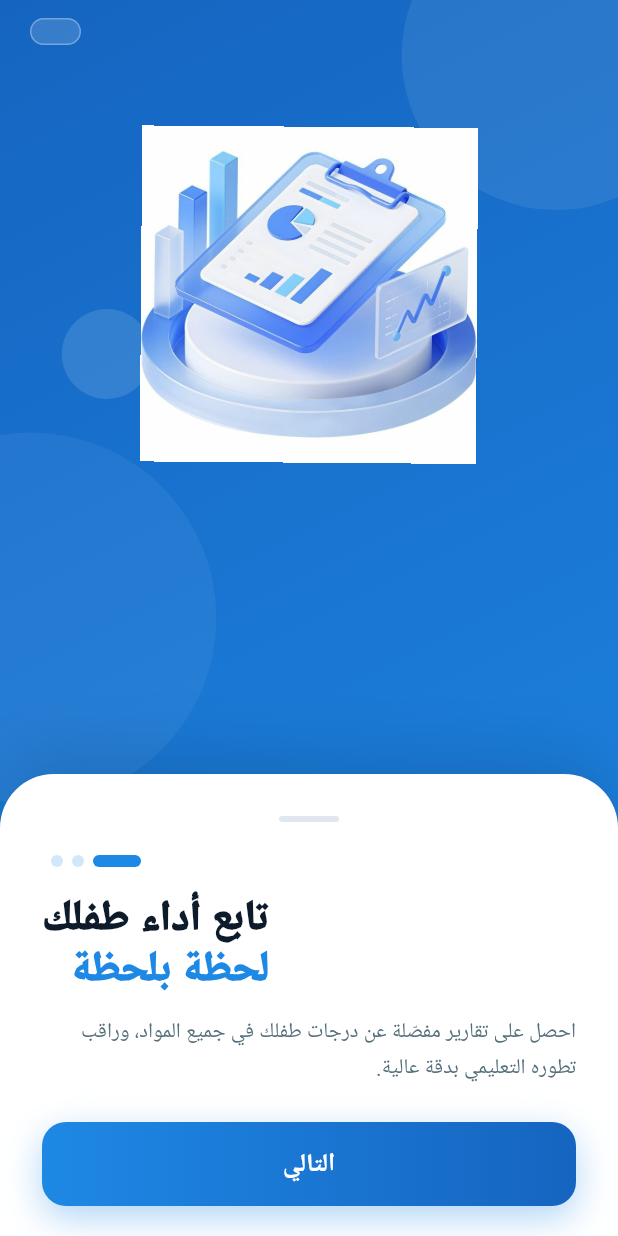
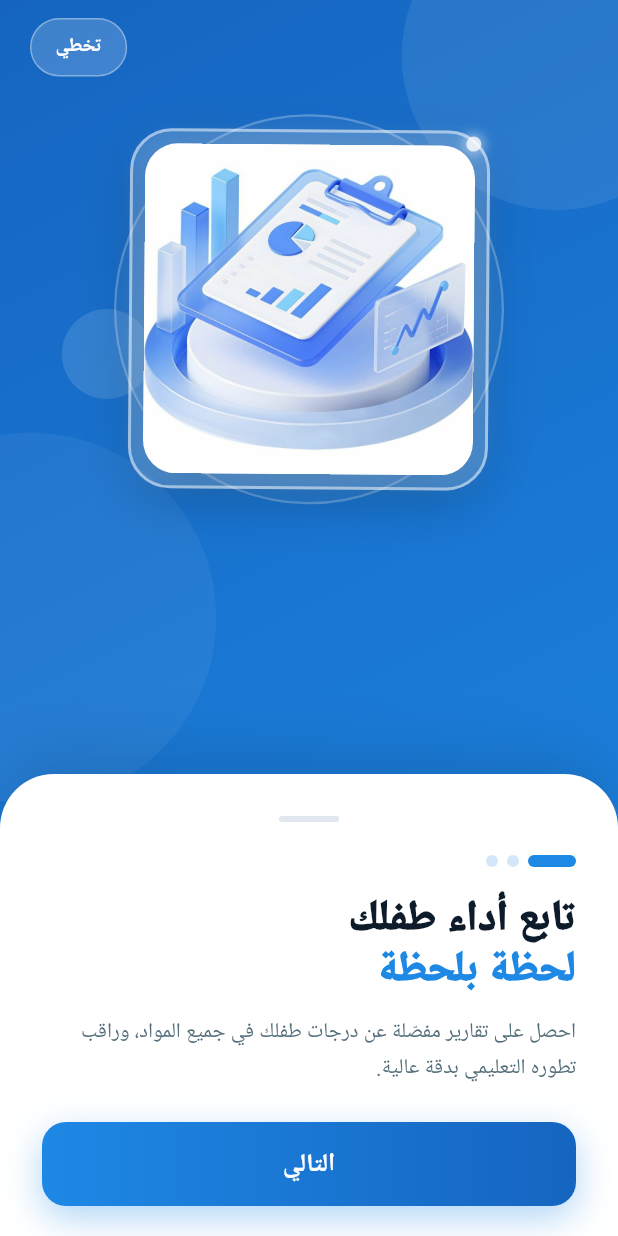
Before and after one commit to amjedessam/parent_app, a Flutter app: the screen it shows after launch, on a phone screen of 412 x 824 dp. Run offline on Flutter 3.47's test engine with Material 3 defaults, Android fonts, the phone set to English and light mode, and no system bars; our stand-ins replace fl_chart, flutter_staggered_animations, get, get_storage, pdf, printing and 2 more; accounts and stored records are empty; Roboto replaces fonts that are missing (Cairo).

Commit message:
اخر اصدار

```diff
--- a/lib/modules/parent/views/onboarding_screen.dart
+++ b/lib/modules/parent/views/onboarding_screen.dart
@@ -5,38 +5,31 @@ import 'package:get/get.dart';
 import 'package:get_storage/get_storage.dart';
 import 'package:parent/routes/app_routes.dart';
 
+// ══════════════════════════════════════════════════════════════════
+//  CONSTANTS
+// ══════════════════════════════════════════════════════════════════
+
 class _Constants {
-  // Animation Durations
   static const transitionDuration = Duration(milliseconds: 700);
   static const pageChangeDuration = Duration(milliseconds: 300);
   static const backgroundChangeDuration = Duration(milliseconds: 500);
   static const floatDuration = Duration(seconds: 3);
   static const particleDuration = Duration(seconds: 8);
 
-  // Animation Values
   static const double cardSlideOffset = 80.0;
   static const double cardInitialScale = 0.92;
 
-  // Icon
   static const double iconSize = 140.0;
-  static const double iconBorderRadius = 32.0;
-  static const double emojiFontSize = 70.0; // محسّن من 120
   static const double iconFloatRange = 8.0;
   static const double iconRotateRange = 0.03;
 
-  // Chip
-  static const double chipFloatRange = 6.0;
-  static const double chipBorderRadius = 20.0;
-
-  // Card
   static const double cardBorderRadius = 36.0;
   static const double handleWidth = 40.0;
   static const double handleHeight = 4.0;
   static const double buttonHeight = 56.0;
   static const double buttonBorderRadius = 16.0;
 
-  // Particles
-  static const int particleCount = 15; // محسّن من 20
+  static const int particleCount = 15;
   static const double particleOpacity = 0.07;
 }
 
@@ -79,12 +72,6 @@ class _Theme {
     fontSize: 13,
     fontWeight: FontWeight.w600,
   );
-
-  static const chipTextStyle = TextStyle(
-    fontFamily: 'Cairo',
-    fontSize: 12,
-    fontWeight: FontWeight.w700,
-  );
 }
 
 // ══════════════════════════════════════════════════════════════════
@@ -92,7 +79,7 @@ class _Theme {
 // ══════════════════════════════════════════════════════════════════
 
 class _PageModel {
-  final String imagePath; // مسار الصورة بدل الـ emoji
+  final String imagePath;
   final String title;
   final String subtitle;
   final String description;
@@ -125,17 +112,14 @@ class _OnboardingScreenState extends State<OnboardingScreen>
   int _page = 0;
   final _pageCtrl = PageController();
 
-  // ── محسّن: 3 Controllers بدلاً من 5 ───────────────────────────
-  late AnimationController _transitionCtrl; // card transition
-  late AnimationController _floatCtrl; // floating elements
-  late AnimationController _particleCtrl; // particles
+  late AnimationController _transitionCtrl;
+  late AnimationController _floatCtrl;
+  late AnimationController _particleCtrl;
 
-  // ── Animations ─────────────────────────────────────────────────
   late Animation<double> _cardSlide;
   late Animation<double> _cardFade;
   late Animation<double> _cardScale;
 
-  // ── الصفحات ───────────────────────────────────────────────────
   static const _pages = [
     _PageModel(
       imagePath: 'assets/images/onboarding_1.png',
@@ -143,7 +127,6 @@ class _OnboardingScreenState extends State<OnboardingScreen>
       subtitle: 'لحظة بلحظة',
       description:
           'احصل على تقارير مفصّلة عن درجات طفلك في جميع المواد، وراقب تطوره التعليمي بدقة عالية.',
-
       gradient: [Color(0xFF1565C0), Color(0xFF1E88E5)],
       chipColor: Color(0xFF1E88E5),
     ),
@@ -153,7 +136,6 @@ class _OnboardingScreenState extends State<OnboardingScreen>
       subtitle: 'في كل وقت',
       description:
           'إشعارات فورية عند تسجيل غياب طفلك، مع سجل شهري تفصيلي لجميع أيام الدراسة.',
-
       gradient: [Color(0xFF0D47A1), Color(0xFF1976D2)],
       chipColor: Color(0xFF1976D2),
     ),
@@ -163,7 +145,6 @@ class _OnboardingScreenState extends State<OnboardingScreen>
       subtitle: 'مع المدرسة',
       description:
           'راسل إدارة المدرسة مباشرة واستقبل تقارير يومية عن سلوك طفلك ومشاركته في الفصل.',
-
       gradient: [Color(0xFF1976D2), Color(0xFF2196F3)],
       chipColor: Color(0xFF2196F3),
     ),
@@ -187,7 +168,6 @@ class _OnboardingScreenState extends State<OnboardingScreen>
   }
 
   void _initAnimations() {
-    // ── Card Transition (محسّن: دمج slide + fade + scale) ───────
     _transitionCtrl = AnimationController(
       vsync: this,
       duration: _Constants.transitionDuration,
@@ -208,13 +188,11 @@ class _OnboardingScreenState extends State<OnboardingScreen>
       CurvedAnimation(parent: _transitionCtrl, curve: Curves.easeOutQuart),
     );
 
-    // ── Floating Elements ──────────────────────────────────────
     _floatCtrl = AnimationController(
       vsync: this,
       duration: _Constants.floatDuration,
     )..repeat(reverse: true);
 
-    // ── Particles ──────────────────────────────────────────────
     _particleCtrl = AnimationController(
       vsync: this,
       duration: _Constants.particleDuration,
@@ -230,10 +208,8 @@ class _OnboardingScreenState extends State<OnboardingScreen>
     super.dispose();
   }
 
-  // ── Navigation (محسّن: مع Haptic feedback) ────────────────────
   void _next() {
-    HapticFeedback.lightImpact(); // ✅ جديد
-
+    HapticFeedback.lightImpact();
     if (_page < _pages.length - 1) {
       _transitionCtrl.reverse().then((_) {
         _pageCtrl.nextPage(
@@ -247,7 +223,7 @@ class _OnboardingScreenState extends State<OnboardingScreen>
   }
 
   void _skip() {
-    HapticFeedback.mediumImpact(); // ✅ جديد
+    HapticFeedback.mediumImpact();
     _finishOnboarding();
   }
 
@@ -259,14 +235,12 @@ class _OnboardingScreenState extends State<OnboardingScreen>
   void _onPageChanged(int p) {
     setState(() => _page = p);
     _transitionCtrl.forward(from: 0);
-    HapticFeedback.selectionClick(); // ✅ جديد
+    HapticFeedback.selectionClick();
   }
 
-  // ── Jump to page (✅ جديد: للنقاط التفاعلية) ────────────────
   void _jumpToPage(int index) {
     if (index == _page) return;
     HapticFeedback.lightImpact();
-
     _transitionCtrl.reverse().then((_) {
       _pageCtrl.animateToPage(
         index,
@@ -280,14 +254,18 @@ class _OnboardingScreenState extends State<OnboardingScreen>
   Widget build(BuildContext context) {
     final size = MediaQuery.of(context).size;
     final page = _pages[_page];
+    final isLast = _page == _pages.length - 1;
 
-    return Scaffold(
+    // ✅ Directionality RTL يغطي كامل الشاشة
+    return Directionality(
+      textDirection: TextDirection.rtl,
+      child: Scaffold(
         body: GestureDetector(
-        // ✅ جديد: Swipe Support
           onHorizontalDragEnd: (details) {
-          if (details.primaryVelocity! < -500 && _page < _pages.length - 1) {
+            // ✅ RTL: سحب يمين = التالي، سحب يسار = السابق
+            if (details.primaryVelocity! > 500 && _page < _pages.length - 1) {
               _next();
-          } else if (details.primaryVelocity! > 500 && _page > 0) {
+            } else if (details.primaryVelocity! < -500 && _page > 0) {
               _transitionCtrl.reverse().then((_) {
                 _pageCtrl.previousPage(
                   duration: _Constants.pageChangeDuration,
@@ -308,7 +286,7 @@ class _OnboardingScreenState extends State<OnboardingScreen>
             ),
             child: Stack(
               children: [
-              // ── Particles (محسّن: مع RepaintBoundary) ──────────
+                // ── Particles ──────────────────────────────────
                 Positioned.fill(
                   child: RepaintBoundary(
                     child: AnimatedBuilder(
@@ -320,13 +298,10 @@ class _OnboardingScreenState extends State<OnboardingScreen>
                   ),
                 ),
 
-              // ── Decorative Circles ─────────────────────────────
+                // ── Decorative Circles ──────────────────────────
                 _buildDecorativeCircles(size),
 
-              // ── Skip Button ────────────────────────────────────
-              _buildSkipButton(context),
-
-              // ── Main Content ───────────────────────────────────
+                // ── الصورة ──────────────────────────────────────
                 Positioned.fill(
                   child: PageView.builder(
                     controller: _pageCtrl,
@@ -337,7 +312,7 @@ class _OnboardingScreenState extends State<OnboardingScreen>
                   ),
                 ),
 
-              // ── Bottom Card ────────────────────────────────────
+                // ── البطاقة السفلية ──────────────────────────────
                 Positioned(
                   bottom: 0,
                   left: 0,
@@ -357,17 +332,24 @@ class _OnboardingScreenState extends State<OnboardingScreen>
                     ),
                   ),
                 ),
+
+                // ✅ زر التخطي — يظهر فقط في الصفحات غير الأخيرة
+                if (!isLast) _buildSkipButton(context),
               ],
+            ),
           ),
         ),
       ),
     );
   }
 
-  // ── Skip Button (محسّن: مع Semantics) ──────────────────────────
+  // ══════════════════════════════════════════════════════════════════
+  //  زر التخطي — مُصلح مع نص
+  // ══════════════════════════════════════════════════════════════════
   Widget _buildSkipButton(BuildContext context) {
     return Positioned(
       top: MediaQuery.of(context).padding.top + 12,
+      // في Directionality RTL، left = الجانب الأيسر المرئي
       left: 20,
       child: Semantics(
         label: 'تخطي مقدمة التطبيق',
@@ -380,13 +362,15 @@ class _OnboardingScreenState extends State<OnboardingScreen>
             child: Container(
               padding: const EdgeInsets.symmetric(horizontal: 16, vertical: 8),
               decoration: BoxDecoration(
-                color: Colors.white.withOpacity(0.15),
+                color: Colors.white.withOpacity(0.18),
                 borderRadius: BorderRadius.circular(20),
                 border: Border.all(
-                  color: Colors.white.withOpacity(0.3),
+                  color: Colors.white.withOpacity(0.35),
                   width: 1,
                 ),
               ),
+              // ✅ النص كان مفقوداً في الكود الأصلي
+              child: const Text('تخطي', style: _Theme.skipButtonStyle),
             ),
           ),
         ),
@@ -394,7 +378,9 @@ class _OnboardingScreenState extends State<OnboardingScreen>
     );
   }
 
-  // ── Decorative Circles ─────────────────────────────────────────
+  // ══════════════════════════════════════════════════════════════════
+  //  الدوائر الزخرفية
+  // ══════════════════════════════════════════════════════════════════
   Widget _buildDecorativeCircles(Size size) {
     return Stack(
       children: [
@@ -438,15 +424,18 @@ class _OnboardingScreenState extends State<OnboardingScreen>
     );
   }
 
-  // ── Page Content (محسّن: مع Semantics) ─────────────────────────
+  // ══════════════════════════════════════════════════════════════════
+  //  محتوى الصفحة — الصورة مع إطار Glassmorphism
+  // ══════════════════════════════════════════════════════════════════
   Widget _buildPageContent(_PageModel page, Size size) {
+    final imgSize = _Constants.iconSize * 1.6;
+
     return Column(
       children: [
-        SizedBox(height: size.height * 0.10),
+        SizedBox(height: size.height * 0.09),
 
-        // ── Icon (محسّن: حجم أصغر + Semantics) ───────────────
         Semantics(
-          label: '${page.title} - رمز توضيحي',
+          label: '${page.title} - صورة توضيحية',
           image: true,
           child: AnimatedBuilder(
             animation: _floatCtrl,
@@ -462,17 +451,7 @@ class _OnboardingScreenState extends State<OnboardingScreen>
                 offset: Offset(0, floatOffset),
                 child: Transform.rotate(
                   angle: rotateAngle,
-                  child: Image.asset(
-                    page.imagePath,
-                    width: _Constants.iconSize * 1.6,
-                    height: _Constants.iconSize * 1.6,
-                    fit: BoxFit.contain,
-                    errorBuilder: (_, __, ___) => const Icon(
-                      Icons.image_outlined,
-                      color: Colors.white54,
-                      size: 80,
-                    ),
-                  ),
+                  child: _buildImageFrame(page, imgSize),
                 ),
               );
             },
@@ -482,7 +461,103 @@ class _OnboardingScreenState extends State<OnboardingScreen>
     );
   }
 
-  // ── Bottom Card (محسّن: مع Semantics) ──────────────────────────
+  // ══════════════════════════════════════════════════════════════════
+  //  إطار الصورة — Glassmorphism احترافي
+  // ══════════════════════════════════════════════════════════════════
+  Widget _buildImageFrame(_PageModel page, double imgSize) {
+    return Stack(
+      alignment: Alignment.center,
+      children: [
+        // ── الحلقة الضوئية الخارجية ────────────────────────────────
+        Container(
+          width: imgSize + 36,
+          height: imgSize + 36,
+          decoration: BoxDecoration(
+            shape: BoxShape.circle,
+            gradient: RadialGradient(
+              colors: [
+                Colors.white.withOpacity(0.18),
+                Colors.white.withOpacity(0.04),
+              ],
+            ),
+            border: Border.all(
+              color: Colors.white.withOpacity(0.25),
+              width: 1.5,
+            ),
+          ),
+        ),
+
+        // ── الإطار الزجاجي الرئيسي ────────────────────────────────
+        Container(
+          width: imgSize + 16,
+          height: imgSize + 16,
+          decoration: BoxDecoration(
+            borderRadius: BorderRadius.circular(28),
+            color: Colors.white.withOpacity(0.15),
+            border: Border.all(color: Colors.white.withOpacity(0.5), width: 2),
+            boxShadow: [
+              BoxShadow(
+                color: Colors.white.withOpacity(0.1),
+                blurRadius: 10,
+                spreadRadius: -2,
+              ),
+              BoxShadow(
+                color: Colors.black.withOpacity(0.2),
+                blurRadius: 30,
+                offset: const Offset(0, 12),
+                spreadRadius: -4,
+              ),
+            ],
+          ),
+          padding: const EdgeInsets.all(8),
+          child: ClipRRect(
+            borderRadius: BorderRadius.circular(22),
+            child: Image.asset(
+              page.imagePath,
+              width: imgSize,
+              height: imgSize,
+              fit: BoxFit.cover,
+              errorBuilder: (context, error, stackTrace) => Container(
+                color: Colors.white.withOpacity(0.1),
+                child: const Center(
+                  child: Icon(
+                    Icons.image_outlined,
+                    color: Colors.white54,
+                    size: 64,
+                  ),
+                ),
+              ),
+            ),
+          ),
+        ),
+
+        // ── بريق أعلى اليمين ──────────────────────────────────────
+        Positioned(
+          top: 14,
+          right: 16,
+          child: Container(
+            width: 10,
+            height: 10,
+            decoration: BoxDecoration(
+              shape: BoxShape.circle,
+              color: Colors.white.withOpacity(0.75),
+              boxShadow: [
+                BoxShadow(
+                  color: Colors.white.withOpacity(0.5),
+                  blurRadius: 6,
+                  spreadRadius: 2,
+                ),
+              ],
+            ),
+          ),
+        ),
+      ],
+    );
+  }
+
+  // ══════════════════════════════════════════════════════════════════
+  //  البطاقة السفلية — RTL مُصلح بالكامل
+  // ══════════════════════════════════════════════════════════════════
   Widget _buildCard(_PageModel page, Size size, BuildContext context) {
     final isLast = _page == _pages.length - 1;
     final bottom = MediaQuery.of(context).padding.bottom;
@@ -507,9 +582,10 @@ class _OnboardingScreenState extends State<OnboardingScreen>
         padding: EdgeInsets.fromLTRB(28, 28, 28, bottom + 20),
         child: Column(
           mainAxisSize: MainAxisSize.min,
-          crossAxisAlignment: CrossAxisAlignment.end,
+          // ✅ crossAxisAlignment.start = اليمين في RTL
+          crossAxisAlignment: CrossAxisAlignment.start,
           children: [
-            // ── Handle ─────────────────────────────────────────
+            // ── Handle ────────────────────────────────────────────
             Center(
               child: Container(
                 width: _Constants.handleWidth,
@@ -522,15 +598,16 @@ class _OnboardingScreenState extends State<OnboardingScreen>
             ),
             const SizedBox(height: 22),
 
-            // ── Page Dots (✅ محسّن: تفاعلية) ──────────────────
+            // ── نقاط التنقل ────────────────────────────────────────
             Semantics(
               label: 'مؤشر الصفحة: ${_page + 1} من ${_pages.length}',
               child: Row(
-                mainAxisAlignment: MainAxisAlignment.end,
+                // ✅ start = يمين في RTL
+                mainAxisAlignment: MainAxisAlignment.start,
                 children: List.generate(_pages.length, (i) {
                   final isActive = i == _page;
                   return GestureDetector(
-                    onTap: () => _jumpToPage(i), // ✅ جديد: clickable
+                    onTap: () => _jumpToPage(i),
                     child: AnimatedContainer(
                       duration: const Duration(milliseconds: 350),
                       curve: Curves.easeInOutCubic,
@@ -550,12 +627,13 @@ class _OnboardingScreenState extends State<OnboardingScreen>
             ),
             const SizedBox(height: 18),
 
-            // ── Title (محسّن: مع Semantics) ────────────────────
+            // ── العنوان ────────────────────────────────────────────
             Semantics(
               header: true,
               label: '${page.title} ${page.subtitle}',
               child: RichText(
                 textAlign: TextAlign.right,
+                textDirection: TextDirection.rtl,
                 text: TextSpan(
                   children: [
                     TextSpan(text: '${page.title}\n', style: _Theme.titleStyle),
@@ -569,7 +647,7 @@ class _OnboardingScreenState extends State<OnboardingScreen>
             ),
             const SizedBox(height: 12),
 
-            // ── Description (محسّن: مع Semantics) ──────────────
+            // ── الوصف ──────────────────────────────────────────────
             Semantics(
               label: page.description,
               child: Text(
@@ -580,7 +658,7 @@ class _OnboardingScreenState extends State<OnboardingScreen>
             ),
             const SizedBox(height: 24),
 
-            // ── Action Button (محسّن: مع Semantics) ────────────
+            // ── زر التالي / ابدأ الآن ──────────────────────────────
             Semantics(
               button: true,
               label: isLast
@@ -632,7 +710,7 @@ class _OnboardingScreenState extends State<OnboardingScreen>
 }
 
 // ══════════════════════════════════════════════════════════════════
-//  PARTICLE PAINTER (محسّن للأداء)
+//  PARTICLE PAINTER
 // ══════════════════════════════════════════════════════════════════
 
 class _ParticlePainter extends CustomPainter {
@@ -644,7 +722,6 @@ class _ParticlePainter extends CustomPainter {
   static List<_Particle> _generateParticles() {
     final rng = math.Random(99);
     final particles = <_Particle>[];
-
     for (int i = 0; i < _Constants.particleCount; i++) {
       particles.add(
         _Particle(
@@ -655,7 +732,6 @@ class _ParticlePainter extends CustomPainter {
         ),
       );
     }
-
     return particles;
   }
 
@@ -670,7 +746,6 @@ class _ParticlePainter extends CustomPainter {
       final y =
           particle.baseY -
           ((progress * particle.speed * 80) % (size.height * 0.65 + 20));
-
       canvas.drawCircle(Offset(x, y), particle.radius, paint);
     }
   }
```
Lines whose indentation alone changed are shown as unchanged.
